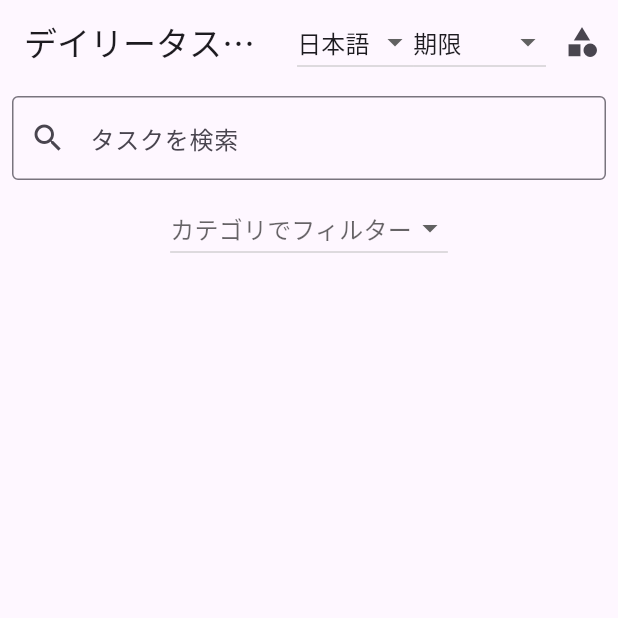
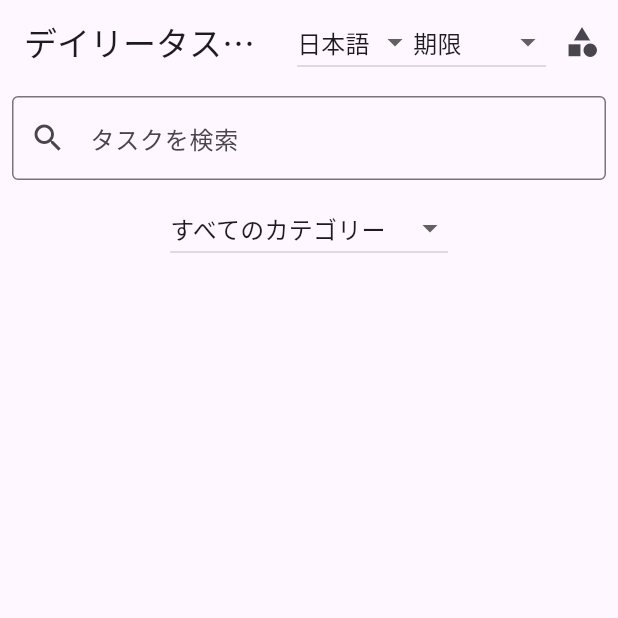
Before and after one commit to riya-amemiya/flutter_study_todo-app, a Flutter app: the screen it shows after launch, on a phone screen of 412 x 824 dp, the top half of it. Run offline on Flutter 3.47's test engine with Material 3 defaults, Android fonts, the phone set to English and light mode, and no system bars; our stand-ins replace shared_preferences.

Commit message:
feat(localization): カテゴリーとタスクの表示と選択機能を改善- カテゴリーの「すべてのカテゴリー」と「未指定」を追加- TaskProviderでAppLocalizationsの初期化を修正- CategoryManagementScreenで非同期のBuildContext使用を無視- TaskEditScreenで未指定カテゴリーの表示と選択を修正- TaskListScreenでカテゴリーのフィルターに「すべてのカテゴリー」オプションを追加

```diff
--- a/lib/localization/app_localizations.dart
+++ b/lib/localization/app_localizations.dart
@@ -46,6 +46,9 @@ class AppLocalizations {
       'areYouSureDeleteCategory':
           'Are you sure you want to delete this category? Tasks in this category will be set to "Unspecified".',
       'pleaseSelectCategory': 'Please select a category',
+      // ignore: equal_keys_in_map
+      'allCategories': 'All Categories',
+      'unspecified': 'Unspecified',
     },
     'ja': {
       'appTitle': 'デイリータスクトラッカー',
@@ -89,6 +92,9 @@ class AppLocalizations {
       'areYouSureDeleteCategory':
           'このカテゴリーを削除してもよろしいですか？このカテゴリーのタスクは「未指定」に設定されます。',
       'pleaseSelectCategory': 'カテゴリーを選択してください',
+      // ignore: equal_keys_in_map
+      'allCategories': 'すべてのカテゴリー',
+      'unspecified': '未指定',
     },
   };
 
--- a/lib/providers/task_provider.dart
+++ b/lib/providers/task_provider.dart
@@ -13,8 +13,8 @@ class TaskProvider with ChangeNotifier {
   String _searchQuery = '';
   String? _selectedCategory;
   final Map<int, Timer> _deleteTimers = {};
-  late AppLocalizations _localizations;
   String _languageCode = 'ja';
+  late AppLocalizations _localizations = AppLocalizations(_languageCode);
   bool _isInitialized = false;
   final CategoryProvider categoryProvider;
 
--- a/lib/screens/category_management_screen.dart
+++ b/lib/screens/category_management_screen.dart
@@ -129,6 +129,7 @@ class CategoryManagementScreen extends StatelessWidget {
                   categoryProvider.editCategory(oldCategory, newCategory);
                   taskProvider.updateTaskCategory(oldCategory, newCategory);
                 }
+                // ignore: use_build_context_synchronously
                 Navigator.of(context).pop();
               },
             ),
--- a/lib/screens/task_edit_screen.dart
+++ b/lib/screens/task_edit_screen.dart
@@ -72,13 +72,17 @@ class _TaskEditScreenState extends State<TaskEditScreen> {
                 },
               ),
               DropdownButtonFormField<String>(
-                value: _category,
+                value: categoryProvider.categories.contains(_category)
+                    ? _category
+                    : '未指定',
                 decoration:
                     InputDecoration(labelText: localizations.get('category')),
                 items: categoryProvider.categories.map((String category) {
                   return DropdownMenuItem<String>(
                     value: category,
-                    child: Text(category),
+                    child: Text(category == '未指定'
+                        ? localizations.get('unspecified')
+                        : category),
                   );
                 }).toList(),
                 onChanged: (String? newValue) {
--- a/lib/screens/task_list_screen.dart
+++ b/lib/screens/task_list_screen.dart
@@ -82,19 +82,27 @@ class TaskListScreen extends StatelessWidget {
                   },
                 ),
               ),
-              DropdownButton<String>(
+              DropdownButton<String?>(
                 value: taskProvider.selectedCategory,
                 hint: Text(localizations.get('filterByCategory')),
                 onChanged: (String? newValue) {
                   taskProvider.setSelectedCategory(newValue);
                 },
-                items: categoryProvider.categories
-                    .map<DropdownMenuItem<String>>((String value) {
-                  return DropdownMenuItem<String>(
-                    value: value,
-                    child: Text(value),
-                  );
-                }).toList(),
+                items: [
+                  DropdownMenuItem<String?>(
+                    value: null,
+                    child: Text(localizations.get('allCategories')),
+                  ),
+                  ...categoryProvider.categories
+                      .map<DropdownMenuItem<String>>((String value) {
+                    return DropdownMenuItem<String>(
+                      value: value,
+                      child: Text(value == '未指定'
+                          ? localizations.get('unspecified')
+                          : value),
+                    );
+                  }),
+                ],
               ),
               Expanded(
                 child: ListView.builder(
```
